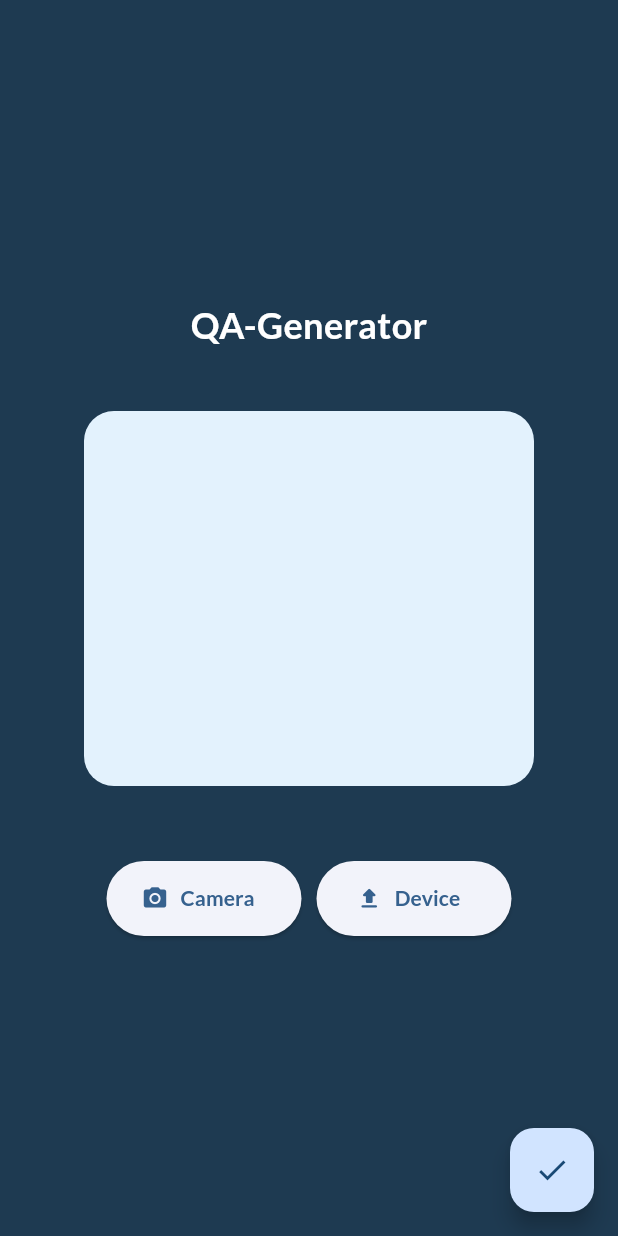
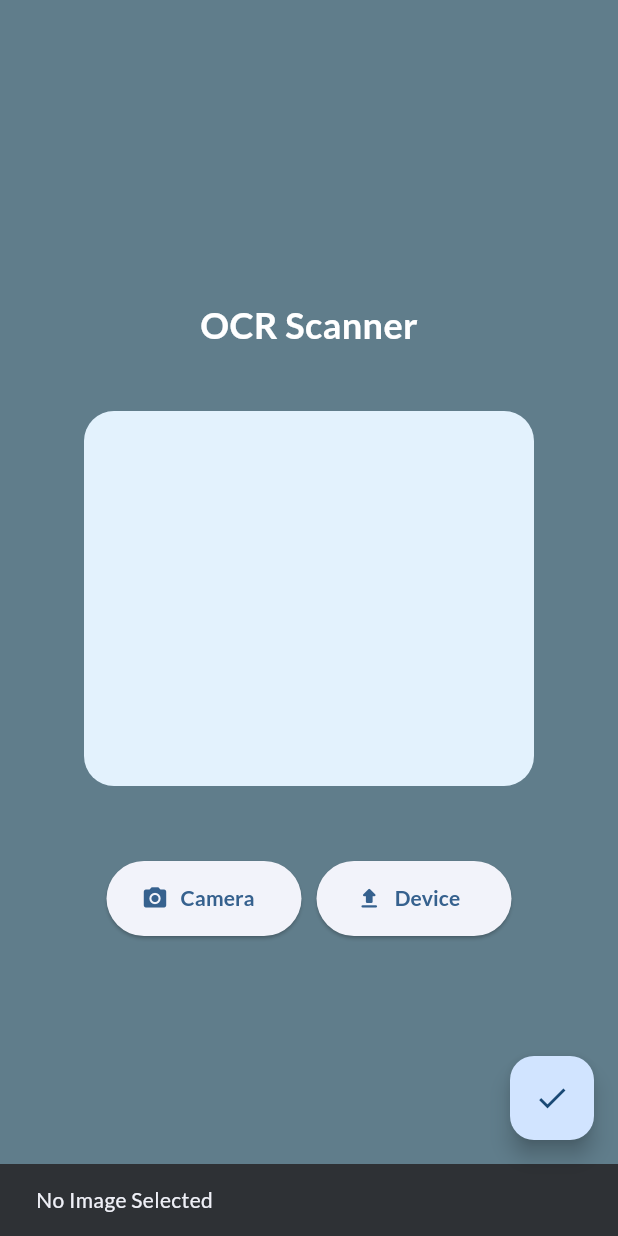
Before and after one commit to jainambarbhaya1509/OCR-Scanner, a Flutter app: the screen it shows after launch, after a tap on the "check" icon, on a phone screen of 412 x 824 dp. Run offline on Flutter 3.47's test engine with Material 3 defaults, Android fonts, the phone set to English and light mode, and no system bars; our stand-ins replace google_fonts, image_picker, logger; missing offline and left inert: google_ml_kit.

Commit message:
ui update

```diff
--- a/lib/home_page.dart
+++ b/lib/home_page.dart
@@ -55,13 +55,14 @@ class _HomeScreenState extends State<HomeScreen> {
   @override
   Widget build(BuildContext context) {
     return Scaffold(
-      backgroundColor: const Color.fromARGB(255, 30, 58, 81),
+      backgroundColor:
+          Colors.blueGrey, // const Color.fromARGB(255, 30, 58, 81),
       body: Center(
         child: Column(
           mainAxisAlignment: MainAxisAlignment.center,
           children: [
             Text(
-              "QA-Generator",
+              "OCR Scanner",
               style: GoogleFonts.lato(
                   fontSize: 24,
                   fontWeight: FontWeight.bold,
@@ -113,18 +114,25 @@ class _HomeScreenState extends State<HomeScreen> {
         onPressed: () async {
           if (_image != null) {
             final String recognizedText = await recognizeTextFromImage(_image!);
-            logger.i(recognizedText);
-            var localContext = context;
             await Future.delayed(Duration.zero);
             // ignore: use_build_context_synchronously
             Navigator.push(
-              localContext,
+              context,
               MaterialPageRoute(
-                builder: (context) => ResultScreen(results: recognizedText,),
+                builder: (ctx) => ResultScreen(
+                  results: recognizedText,
+                ),
               ),
             );
           } else {
-            logger.d("No Image Selected");
+            ScaffoldMessenger.of(context).showSnackBar(
+              SnackBar(
+                content: Text(
+                  "No Image Selected",
+                  style: GoogleFonts.lato(),
+                ),
+              ),
+            );
           }
         },
         child: const Icon(Icons.check),
```
